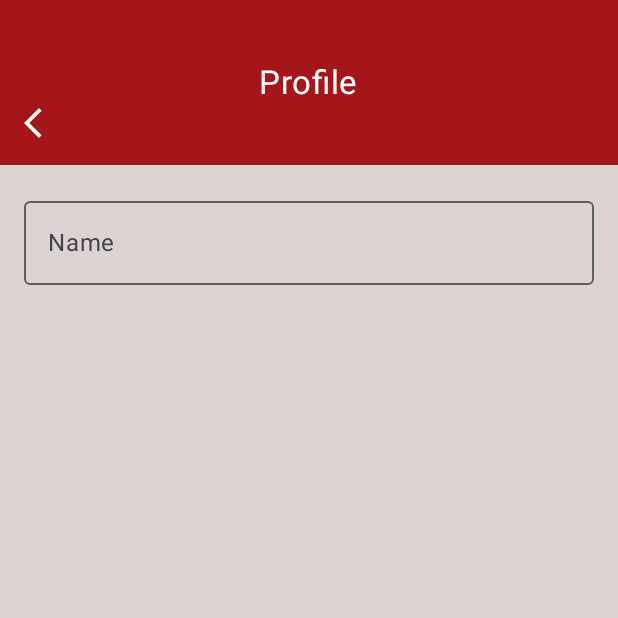
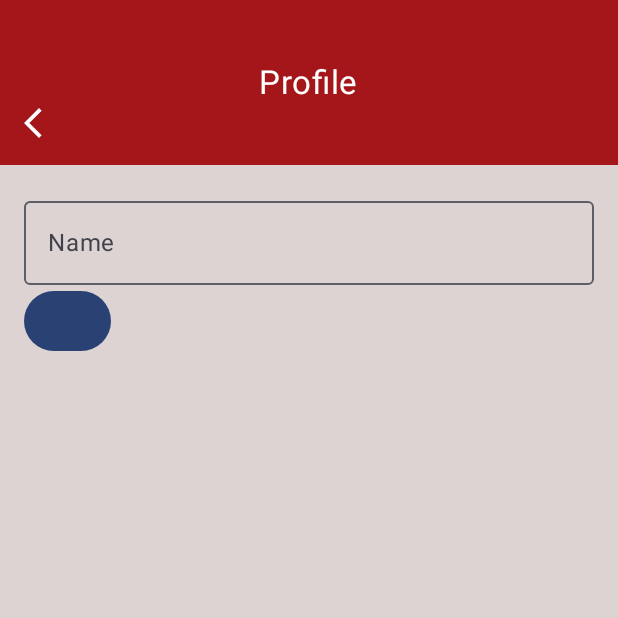
Before and after one commit to Aleksandra-sz/Cardio-App-v1, an Android app built with Jetpack Compose: the screen it shows after launch (MainActivity), after a tap on "Person", on a phone screen of 412 x 824 dp, the top half of it. Run offline under Robolectric (Android 15) with nearby library versions, the phone set to English and light mode, and no system bars.

Commit message:
Added chat history

```diff
--- /dev/null
+++ b/app/src/main/java/com/example/cardioapp/CacheTools.kt
@@ -0,0 +1,41 @@
+package com.example.cardioapp
+
+import android.content.SharedPreferences
+import org.json.JSONArray
+
+class CacheTools (private val sharedPreferences: SharedPreferences) {
+    fun addOneToArray(key: String, id: Int) {
+        val array = getIntArray(key)
+        saveIntArray(key, array.plus(id))
+    }
+
+    fun saveIntArray(key: String, intArray: IntArray) {
+        val jsonArray = JSONArray()
+        for (value in intArray) {
+            jsonArray.put(value)
+        }
+        sharedPreferences.edit().putString(key, jsonArray.toString()).apply()
+    }
+
+    fun getIntArray(key: String): IntArray {
+        val jsonString = sharedPreferences.getString(key, null)
+        return if (jsonString != null) {
+            val jsonArray = JSONArray(jsonString)
+            val intArray = IntArray(jsonArray.length())
+            for (i in 0 until jsonArray.length()) {
+                intArray[i] = jsonArray.getInt(i)
+            }
+            intArray
+        } else {
+            intArrayOf()
+        }
+    }
+
+    fun generateNewId(key: String): Int {
+        val array = getIntArray(key)
+        if (array.isEmpty()){
+            return 1
+        }
+        return array.last()+1
+    }
+}
--- a/app/src/main/java/com/example/cardioapp/HomeScreen.kt
+++ b/app/src/main/java/com/example/cardioapp/HomeScreen.kt
@@ -1,4 +1,6 @@
 package com.example.cardioapp
+import android.annotation.SuppressLint
+import android.content.SharedPreferences
 import androidx.compose.foundation.background
 import androidx.compose.foundation.border
 import androidx.compose.foundation.clickable
@@ -10,6 +12,7 @@ import androidx.compose.foundation.layout.fillMaxSize
 import androidx.compose.foundation.layout.fillMaxWidth
 import androidx.compose.foundation.layout.height
 import androidx.compose.foundation.layout.padding
+import androidx.compose.foundation.layout.size
 import androidx.compose.foundation.layout.width
 import androidx.compose.foundation.lazy.LazyRow
 import androidx.compose.material.icons.Icons
@@ -29,13 +32,18 @@ import androidx.navigation.NavHostController
 import androidx.navigation.compose.rememberNavController
 import com.example.cardioapp.ui.theme.CARDIOAPPTheme
 import com.example.cardioapp.ui.theme.CardioColors
+import kotlin.math.log
 
 
-
+@SuppressLint("CommitPrefEdits")
 @Composable
 fun  HomeScreen (
-    navController: NavHostController
+    navController: NavHostController,
+    cache: SharedPreferences
 ) {
+    val cacheTools = CacheTools(cache)
+    val name = cache.getString("user_name", "")
+
     Column(
         modifier = Modifier
             .background(color = CardioColors().BackgroundChat)
@@ -47,21 +55,32 @@ fun  HomeScreen (
         ) {
             Text(
                 //Good Morning
-                "Good Morning!",
+                "Good Morning",
                 color = CardioColors().HeaderChat,
                 fontSize = 30.sp,
                 modifier = Modifier
-                    .padding(16.dp),
+                    .padding(start = 10.dp, top = 25.dp),
             )
+
+
             Box(  //Profile Icon
                 modifier = Modifier
                     .align(Alignment.CenterEnd)
-                    .padding(16.dp)
+                    .padding(top = 25.dp)
                     .clickable { navController.navigate("profile") }
             ) {
                 Icon(imageVector = Icons.Default.Person, contentDescription = "Person", tint = CardioColors().HeaderChat)
             }
         }
+
+        Text(
+            //Good Morning
+            "$name",
+            color = CardioColors().HeaderChat,
+            fontSize = 30.sp,
+            modifier = Modifier
+                .padding(start = 10.dp),
+        )
 
         Text("Explore",   //Features
             color = CardioColors().HeaderChat,
@@ -94,6 +113,9 @@ fun  HomeScreen (
                             modifier = Modifier
                                 .padding(16.dp)
                         )
+                            Icon(imageVector = IconsList[index], contentDescription = "Back", tint = CardioColors().HeaderChat, modifier = Modifier
+                                .align(  alignment = Alignment.BottomCenter)
+                                .size(28.dp))
                     }
                 }
             }
@@ -129,13 +151,48 @@ fun  HomeScreen (
             }
 
 
-
         Text("Recent chats",   //sth
             color = CardioColors().HeaderChat,
             fontSize = 20.sp,
             modifier = Modifier
                 .padding(10.dp)
         )
+        val chatIds = cacheTools.getIntArray("chatIds")
+        LazyRow() {
+            items(chatIds.size) { index ->
+                  val id = chatIds[index].toString()
+                  val chat = cache.getString(id, null)
+                cache.all
+                  if (chat != null) {
+                        Card(
+                            modifier = Modifier
+                                .padding(8.dp)
+                                .height(70.dp)
+                                .width(200.dp)
+                                .clickable(onClick = {
+                                    navController.navigate(route = "go_chat/$id")
+                                })
+                    ){
+                Box(
+                    modifier = Modifier
+                        .fillMaxSize()
+                        .background(CardioColors().ChatWindow)
+                        .padding(6.dp),
+                    contentAlignment = Alignment.Center
+
+                ) {
+
+                    Text(
+                        id,
+                        color = CardioColors().HeaderChat,
+                        modifier = Modifier
+                            .padding(6.dp)
+                    )
+                }
+            }
+        }
+    }
+}
 
         Spacer(modifier = Modifier.weight(1f))
 
@@ -144,7 +201,12 @@ fun  HomeScreen (
                 .padding(16.dp)
                 .height(100.dp)
                 .fillMaxWidth()
-                .clickable(onClick = {navController.navigate("go_chat")})
+                .clickable(onClick = {
+                        val id = cacheTools.generateNewId("chatIds")
+                        cacheTools.addOneToArray("chatIds", id)
+                        navController.navigate("go_chat/$id")
+                    }
+                )
         ) {
             Box (
                 modifier = Modifier
@@ -178,11 +240,21 @@ val InstructionList = listOf(
     "4. View chat history"
 )
 
+val IconsList = listOf(
+    HeartPulse,
+    Phonelink_setup,
+    Local_hospital,
+    Edit_document,
+    Globe
+)
 
-@Preview(showBackground = true)
-@Composable
-fun HomeScreenPreview() {
-    CARDIOAPPTheme {
-        HomeScreen(navController = rememberNavController())
+fun displayAllSharedPreferences(prefs: SharedPreferences): String {
+    val allEntries = prefs.all
+    val result = StringBuilder()
+
+    for ((key, value) in allEntries) {
+        result.append("Key: $key, Value: $value\n")
     }
+
+    return result.toString()
 }
--- a/app/src/main/java/com/example/cardioapp/MainActivity.kt
+++ b/app/src/main/java/com/example/cardioapp/MainActivity.kt
@@ -1,5 +1,7 @@
 package com.example.cardioapp
 
+import android.content.Context
+import android.content.SharedPreferences
 import android.os.Bundle
 import androidx.activity.ComponentActivity
 import androidx.activity.compose.setContent
@@ -26,20 +28,30 @@ class MainActivity : ComponentActivity() {
         super.onCreate(savedInstanceState)
         enableEdgeToEdge()
         val chatViewModel = ViewModelProvider(this)[ChatViewModel::class.java]
+        val cache = getSharedPreferences("app_cache", MODE_PRIVATE)
+        val haveIds = cache.getString("chatIds", null)
+
+        cache.edit().clear().commit()
+        cache.edit().apply()
+        cache.edit().commit()
+
+        if (haveIds == null) {
+            CacheTools(cache).saveIntArray("chatIds", IntArray(0))
+        }
         setContent {
             CARDIOAPPTheme {
                 CardioApp(
-                    startDestination = "home"
+                    startDestination = "home",
+                    cache = cache
                 )
-
                 }
             }
         }
     }
 
 @Composable
-fun CardioApp(startDestination: String) {
-    CardioAppNavGraph(startDestination = startDestination)
+fun CardioApp(startDestination: String, cache: SharedPreferences) {
+    CardioAppNavGraph(startDestination = startDestination, cache = cache)
 }
 
 @Composable
@@ -47,6 +59,7 @@ fun CardioAppNavGraph(
     modifier: Modifier = Modifier,
     navController: NavHostController = rememberNavController(),
     startDestination: String,
+    cache: SharedPreferences
 ) {
     NavHost(
         navController = navController,
@@ -54,14 +67,25 @@ fun CardioAppNavGraph(
         modifier = modifier,
     ) {
         composable("home") {
-            HomeScreen(navController = navController)
+            HomeScreen(
+                navController = navController,
+                cache = cache
+            )
         }
 
-        composable("go_chat") {
+        composable("go_chat/{chatId}") { backStackEntry ->
+            var chatId = backStackEntry.arguments?.getString("chatId")?.toIntOrNull()
+            if (chatId == null) {
+                chatId = 1
+            }
+
             ChatScreen(
                 modifier = Modifier,
                 viewModel = ChatViewModel(),
-                navController = navController)
+                navController = navController,
+                cache = cache,
+                chatId = chatId
+            )
         }
 
         composable("settings_chat") {
@@ -69,7 +93,10 @@ fun CardioAppNavGraph(
         }
 
         composable("profile"){
-            Profile(navController = navController)
+            Profile(
+                navController = navController,
+                cache = cache
+            )
         }
     }
 }
--- a/app/src/main/java/com/example/cardioapp/Profile.kt
+++ b/app/src/main/java/com/example/cardioapp/Profile.kt
@@ -1,5 +1,8 @@
 package com.example.cardioapp
 
+import android.annotation.SuppressLint
+import android.content.Context
+import android.content.SharedPreferences
 import androidx.compose.foundation.background
 import androidx.compose.foundation.clickable
 import androidx.compose.foundation.layout.Box
@@ -11,6 +14,7 @@ import androidx.compose.foundation.layout.padding
 import androidx.compose.material.icons.Icons
 import androidx.compose.material.icons.automirrored.filled.ArrowBack
 import androidx.compose.material.icons.filled.Settings
+import androidx.compose.material3.Button
 import androidx.compose.material3.Icon
 import androidx.compose.material3.OutlinedTextField
 import androidx.compose.material3.Text
@@ -34,7 +38,8 @@ import com.example.cardioapp.ui.theme.CardioColors
 
 @Composable
 fun Profile (
-    navController: NavHostController
+    navController: NavHostController,
+    cache: SharedPreferences
 ) {
     Column(
         modifier = Modifier
@@ -42,7 +47,7 @@ fun Profile (
             .fillMaxSize()
     ) {
         ProfileHeader(navController)
-        ProfileName()
+        ProfileName(cache)
     }
 }
 
@@ -74,7 +79,7 @@ fun ProfileHeader(navController: NavHostController) {
 }
 
 @Composable
-fun ProfileName() {
+fun ProfileName(    cache: SharedPreferences) {
     var name by remember {
         mutableStateOf("")}
 
@@ -96,16 +101,11 @@ fun ProfileName() {
             modifier = Modifier
                 .fillMaxWidth()
         )
+        Button(onClick = {
+            val editor = cache.edit()
+            editor.putString("user_name", name)
+            editor.apply()
+        }) { }
     }
 
 }
-
-
-
-@Preview(showBackground = true)
-@Composable
-fun ProfilePreview() {
-    CARDIOAPPTheme {
-        Profile(navController = rememberNavController())
-    }
-}
```
Also changed, not shown: app/src/main/java/com/example/cardioapp/ChatScreen.kt (+29 -1 lines), app/src/main/java/com/example/cardioapp/ChatViewModel.kt (+6 -1 lines), app/src/main/java/com/example/cardioapp/MessageModel.kt (+3 -10 lines).
